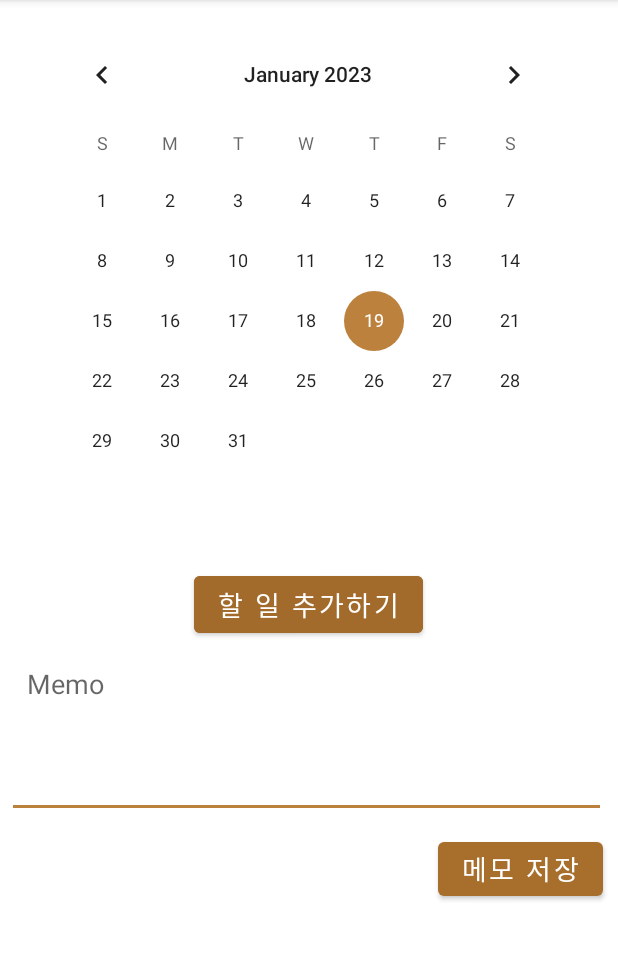
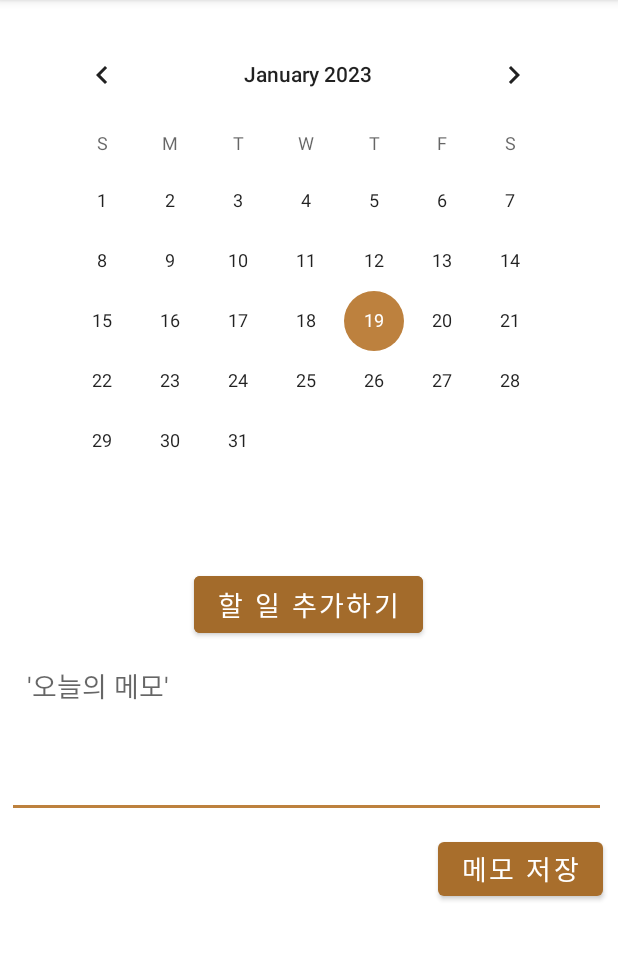
Before and after one commit to jung293441/GURU02, an Android app: the CalendarActivity screen opened directly, with no data from a screen before it, on a phone screen of 412 x 824 dp, the part 84-1044 px from its top. Run offline under Robolectric (Android 15) with nearby library versions, the phone set to English and light mode, and no system bars.

Commit message:
메모 수정

```diff
--- a/app/src/main/res/layout/activity_calendar.xml
+++ b/app/src/main/res/layout/activity_calendar.xml
@@ -56,7 +56,7 @@
         android:layout_marginEnd="15dp"
         android:ems="10"
         android:gravity="start|top"
-        android:hint="  Memo"
+        android:hint="  '오늘의 메모' "
         android:inputType="textMultiLine"
         app:layout_constraintBottom_toTopOf="@+id/plusBtn"
         app:layout_constraintEnd_toEndOf="parent"
```
